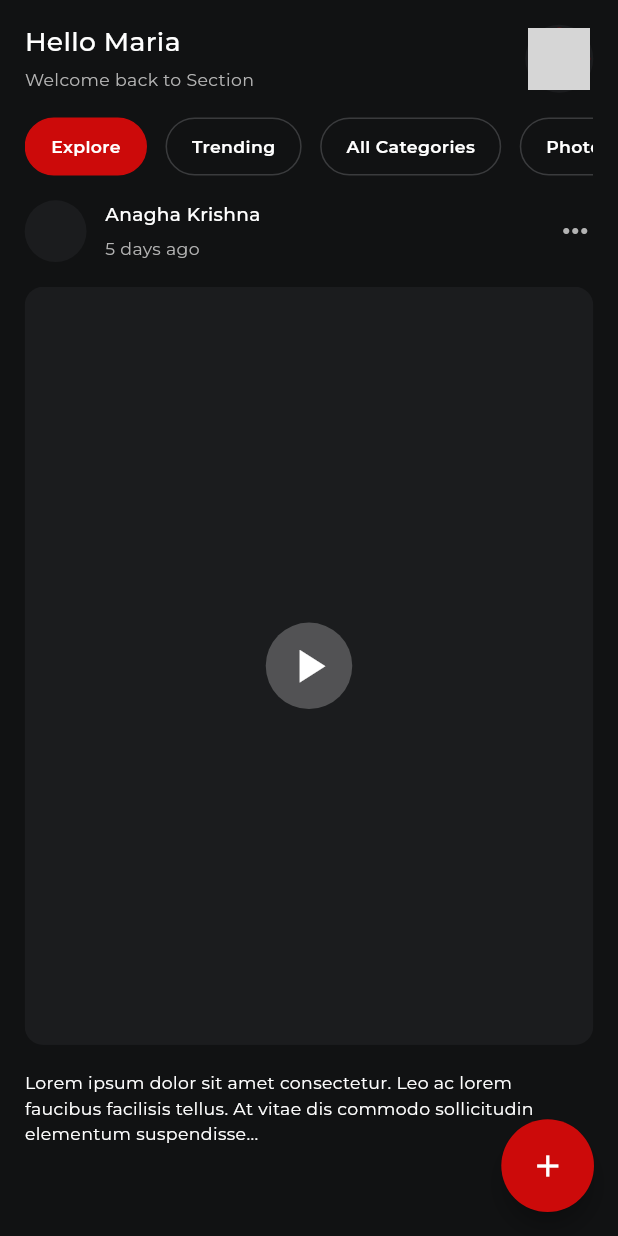
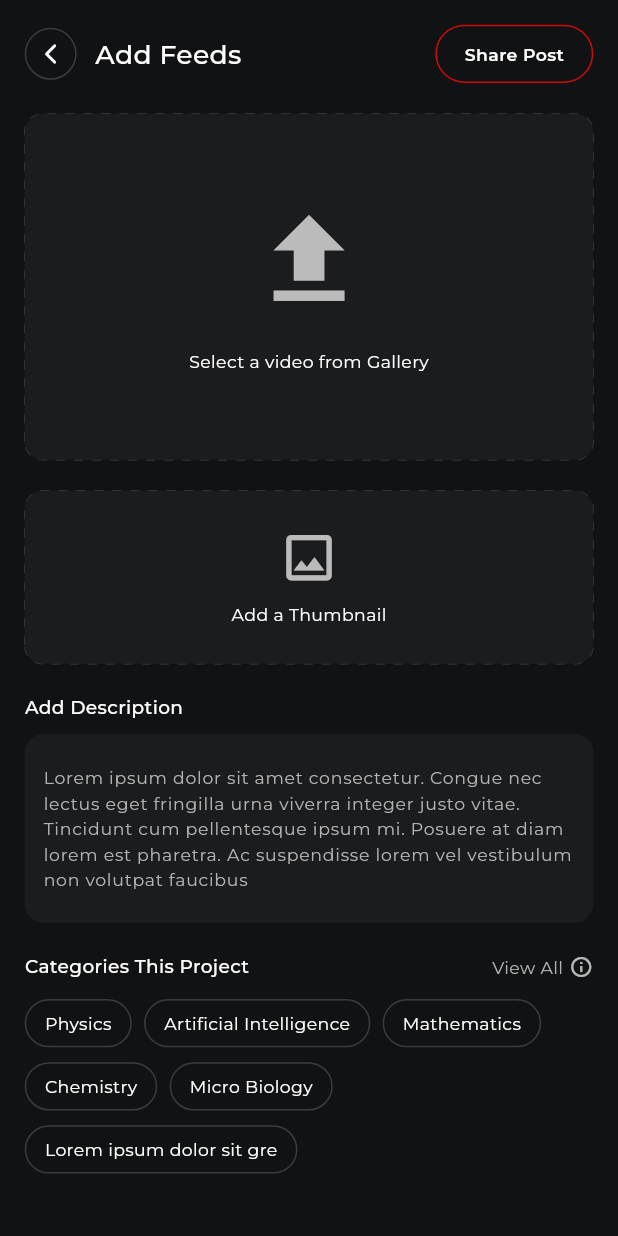
Before and after one commit to fathimathsafa/noviindus, a Flutter app: the screen it shows after launch, on a phone screen of 412 x 824 dp. Run offline on Flutter 3.47's test engine with Material 3 defaults, Android fonts, the phone set to English and light mode, and no system bars; our stand-ins replace google_fonts, image_picker; grey boxes are pictures that could not be loaded.

Commit message:
add video screen and my feed ui done

```diff
--- a/lib/main.dart
+++ b/lib/main.dart
@@ -1,5 +1,6 @@
 import 'package:flutter/material.dart';
 import 'package:noviindus/core/constant/color_constants.dart';
+import 'package:noviindus/presentation/add_video_screen/view/add_video_screen.dart';
 import 'package:noviindus/presentation/home_screen/view/home_screen.dart';
 import 'package:noviindus/presentation/login_screen/view/login_screen.dart';
 
@@ -26,7 +27,7 @@ class MyApp extends StatelessWidget {
         scaffoldBackgroundColor: ColorConstants.background,
         useMaterial3: true,
       ),
-      home: const HomeScreen(),
+      home: const AddVideoScreen(),
     );
   }
 }
--- a/lib/presentation/add_video_screen/view/add_video_screen.dart
+++ b/lib/presentation/add_video_screen/view/add_video_screen.dart
@@ -0,0 +1,122 @@
+import 'package:flutter/material.dart';
+import 'dart:io';
+import 'package:noviindus/core/constant/color_constants.dart';
+import 'package:noviindus/core/constant/size_constants.dart';
+import 'package:noviindus/presentation/add_video_screen/widgets/add_header.dart';
+import 'package:noviindus/presentation/add_video_screen/widgets/dashed_pick_box.dart';
+import 'package:noviindus/presentation/add_video_screen/widgets/description_section.dart';
+import 'package:noviindus/presentation/add_video_screen/widgets/categories_section.dart';
+import 'package:image_picker/image_picker.dart';
+
+class AddVideoScreen extends StatefulWidget {
+  const AddVideoScreen({super.key});
+
+  @override
+  State<AddVideoScreen> createState() => _AddVideoScreenState();
+}
+
+class _AddVideoScreenState extends State<AddVideoScreen> {
+  final ImagePicker _picker = ImagePicker();
+  XFile? _video;
+  XFile? _thumbnail;
+
+  Future<void> _pickVideo() async {
+    final XFile? file = await _picker.pickVideo(source: ImageSource.gallery, maxDuration: const Duration(minutes: 5));
+    if (file != null) {
+      setState(() => _video = file);
+    }
+  }
+
+  Future<void> _pickThumbnail() async {
+    final XFile? file = await _picker.pickImage(source: ImageSource.gallery);
+    if (file != null) {
+      setState(() => _thumbnail = file);
+    }
+  }
+
+  @override
+  Widget build(BuildContext context) {
+    SizeConstants.init(context);
+
+    return Scaffold(
+      backgroundColor: ColorConstants.background,
+      body: SafeArea(
+        child: ListView(
+          padding: EdgeInsets.symmetric(
+            horizontal: SizeConstants.width(4),
+            vertical: SizeConstants.height(2),
+          ),
+          children: [
+            AddHeader(onShare: () {
+              // TODO: handle submit
+            }),
+            SizedBox(height: SizeConstants.height(2.5)),
+            _video == null
+                ? DashedPickBox(
+                    icon: Icons.upload,
+                    label: 'Select a video from Gallery',
+                    heightPercent: 28,
+                    onTap: _pickVideo,
+                  )
+                : _PickedPreview(path: _video!.path, heightPercent: 28, isVideo: true),
+            SizedBox(height: SizeConstants.height(2.5)),
+            _thumbnail == null
+                ? DashedPickBox(
+                    icon: Icons.image_outlined,
+                    label: 'Add a Thumbnail',
+                    heightPercent: 14,
+                    onTap: _pickThumbnail,
+                  )
+                : _PickedPreview(path: _thumbnail!.path, heightPercent: 14),
+            SizedBox(height: SizeConstants.height(2.5)),
+            DescriptionSection(
+              title: 'Add Description',
+              hint:
+                  'Lorem ipsum dolor sit amet consectetur. Congue nec lectus eget fringilla urna viverra integer justo vitae. Tincidunt cum pellentesque ipsum mi. Posuere at diam lorem est pharetra. Ac suspendisse lorem vel vestibulum non volutpat faucibus',
+            ),
+            SizedBox(height: SizeConstants.height(2.5)),
+            const CategoriesSection(),
+            SizedBox(height: SizeConstants.height(4)),
+            SizedBox(height: SizeConstants.height(2)),
+          ],
+        ),
+      ),
+    );
+  }
+}
+
+class _PickedPreview extends StatelessWidget {
+  const _PickedPreview({required this.path, required this.heightPercent, this.isVideo = false});
+
+  final String path;
+  final double heightPercent;
+  final bool isVideo;
+
+  @override
+  Widget build(BuildContext context) {
+    return Container(
+      height: SizeConstants.height(heightPercent),
+      decoration: BoxDecoration(
+        color: ColorConstants.surface,
+        borderRadius: BorderRadius.circular(SizeConstants.width(3)),
+        border: Border.all(color: ColorConstants.stroke),
+      ),
+      clipBehavior: Clip.antiAlias,
+      child: Stack(
+        fit: StackFit.expand,
+        children: [
+          Image.file(File(path), fit: BoxFit.cover),
+          if (isVideo)
+            Center(
+              child: Container(
+                height: SizeConstants.height(7),
+                width: SizeConstants.height(7),
+                decoration: const BoxDecoration(shape: BoxShape.circle, color: Colors.white24),
+                child: Icon(Icons.play_arrow, color: Colors.white, size: SizeConstants.height(4.5)),
+              ),
+            ),
+        ],
+      ),
+    );
+  }
+}
--- /dev/null
+++ b/lib/presentation/add_video_screen/widgets/add_header.dart
@@ -0,0 +1,50 @@
+import 'package:flutter/material.dart';
+import 'package:noviindus/core/constant/size_constants.dart';
+import 'package:noviindus/core/constant/text_style_constants.dart';
+import 'package:noviindus/core/constant/color_constants.dart';
+
+class AddHeader extends StatelessWidget {
+  const AddHeader({super.key, this.onShare});
+
+  final VoidCallback? onShare;
+
+  @override
+  Widget build(BuildContext context) {
+    return Row(
+      children: [
+        Container(
+          height: SizeConstants.height(4.2),
+          width: SizeConstants.height(4.2),
+          decoration: BoxDecoration(
+            shape: BoxShape.circle,
+            border: Border.all(color: ColorConstants.stroke),
+          ),
+          child: const Icon(Icons.arrow_back_ios_new_rounded, size: 16, color: Colors.white),
+        ),
+        SizedBox(width: SizeConstants.width(3)),
+        Expanded(child: Text('Add Feeds', style: TextStyleConstants.headingXL(context))),
+        GestureDetector(
+          onTap: onShare,
+          child: Container(
+            padding: EdgeInsets.symmetric(
+              horizontal: SizeConstants.width(4.5),
+              vertical: SizeConstants.height(1.2),
+            ),
+            decoration: BoxDecoration(
+              color: Colors.transparent,
+              border: Border.all(color: ColorConstants.primary),
+              borderRadius: BorderRadius.circular(SizeConstants.height(3)),
+            ),
+            child: Text(
+              'Share Post',
+              style: TextStyleConstants.bodyM(context).copyWith(
+                color: ColorConstants.onPrimary,
+                fontWeight: FontWeight.w600,
+              ),
+            ),
+          ),
+        ),
+      ],
+    );
+  }
+}
--- /dev/null
+++ b/lib/presentation/add_video_screen/widgets/categories_section.dart
@@ -0,0 +1,80 @@
+import 'package:flutter/material.dart';
+import 'package:noviindus/core/constant/size_constants.dart';
+import 'package:noviindus/core/constant/text_style_constants.dart';
+import 'package:noviindus/core/constant/color_constants.dart';
+
+class CategoriesSection extends StatefulWidget {
+  const CategoriesSection({super.key});
+
+  @override
+  State<CategoriesSection> createState() => _CategoriesSectionState();
+}
+
+class _CategoriesSectionState extends State<CategoriesSection> {
+  final Set<String> _selected = <String>{};
+
+  @override
+  Widget build(BuildContext context) {
+    final categories = [
+      'Physics',
+      'Artificial Intelligence',
+      'Mathematics',
+      'Chemistry',
+      'Micro Biology',
+      'Lorem ipsum dolor sit gre',
+    ];
+
+    return Column(
+      crossAxisAlignment: CrossAxisAlignment.start,
+      children: [
+        Row(
+          children: [
+            Expanded(
+              child: Text('Categories This Project', style: TextStyleConstants.input(context)),
+            ),
+            Text('View All', style: TextStyleConstants.bodyM(context)),
+            SizedBox(width: SizeConstants.width(1)),
+            const Icon(Icons.info_outline, size: 16, color: Colors.white70),
+          ],
+        ),
+        SizedBox(height: SizeConstants.height(1.5)),
+        Wrap(
+          spacing: SizeConstants.width(2),
+          runSpacing: SizeConstants.height(1.2),
+          children: [
+            for (final c in categories)
+              GestureDetector(
+                onTap: () {
+                  setState(() {
+                    if (_selected.contains(c)) {
+                      _selected.remove(c);
+                    } else {
+                      _selected.add(c);
+                    }
+                  });
+                },
+                child: Container(
+                  padding: EdgeInsets.symmetric(
+                    horizontal: SizeConstants.width(3),
+                    vertical: SizeConstants.height(0.8),
+                  ),
+                  decoration: BoxDecoration(
+                    color: _selected.contains(c) ? ColorConstants.primary.withOpacity(0.15) : Colors.transparent,
+                    borderRadius: BorderRadius.circular(SizeConstants.width(5)),
+                    border: Border.all(color: _selected.contains(c) ? ColorConstants.primary : ColorConstants.stroke),
+                  ),
+                  child: Text(
+                    c,
+                    style: TextStyleConstants.bodyM(context).copyWith(
+                      color: ColorConstants.textPrimary,
+                      fontWeight: _selected.contains(c) ? FontWeight.w600 : FontWeight.w400,
+                    ),
+                  ),
+                ),
+              ),
+          ],
+        ),
+      ],
+    );
+  }
+}
--- /dev/null
+++ b/lib/presentation/add_video_screen/widgets/dashed_pick_box.dart
@@ -0,0 +1,114 @@
+import 'package:flutter/material.dart';
+import 'package:noviindus/core/constant/size_constants.dart';
+import 'package:noviindus/core/constant/text_style_constants.dart';
+import 'package:noviindus/core/constant/color_constants.dart';
+
+class DashedPickBox extends StatelessWidget {
+  const DashedPickBox({
+    super.key,
+    required this.icon,
+    required this.label,
+    required this.onTap,
+    this.heightPercent = 20,
+  });
+
+  final IconData icon;
+  final String label;
+  final VoidCallback onTap;
+  final double heightPercent; // percentage of screen height
+
+  @override
+  Widget build(BuildContext context) {
+    final double h = SizeConstants.height(heightPercent);
+    final radius = SizeConstants.width(3);
+
+    return InkWell(
+      onTap: onTap,
+      borderRadius: BorderRadius.circular(radius),
+      child: CustomPaint(
+        painter: _DashedRRectPainter(
+          color: ColorConstants.stroke,
+          dashWidth: 6,
+          dashGap: 6,
+          strokeWidth: 1,
+          radius: radius,
+        ),
+        child: Container(
+          height: h,
+          decoration: BoxDecoration(
+            color: ColorConstants.surface,
+            borderRadius: BorderRadius.circular(radius),
+          ),
+          alignment: Alignment.center,
+          child: FittedBox(
+            fit: BoxFit.scaleDown,
+            child: Column(
+              mainAxisAlignment: MainAxisAlignment.center,
+              children: [
+                Icon(
+                  icon,
+                  color: Colors.white70,
+                  size: h * 0.35,
+                ),
+                SizedBox(height: h * 0.08),
+                Text(
+                  label,
+                  style: TextStyleConstants.bodyM(context).copyWith(
+                    color: ColorConstants.textPrimary,
+                  ),
+                  maxLines: 1,
+                  overflow: TextOverflow.ellipsis,
+                ),
+              ],
+            ),
+          ),
+        ),
+      ),
+    );
+  }
+}
+
+class _DashedRRectPainter extends CustomPainter {
+  _DashedRRectPainter({
+    required this.color,
+    required this.dashWidth,
+    required this.dashGap,
+    required this.strokeWidth,
+    required this.radius,
+  });
+
+  final Color color;
+  final double dashWidth;
+  final double dashGap;
+  final double strokeWidth;
+  final double radius;
+
+  @override
+  void paint(Canvas canvas, Size size) {
+    final rect = RRect.fromRectAndRadius(
+      Rect.fromLTWH(0, 0, size.width, size.height),
+      Radius.circular(radius),
+    );
+
+    final paint = Paint()
+      ..color = color
+      ..style = PaintingStyle.stroke
+      ..strokeWidth = strokeWidth;
+
+    final Path path = Path()..addRRect(rect);
+    final metrics = path.computeMetrics();
+
+    for (final metric in metrics) {
+      double distance = 0.0;
+      while (distance < metric.length) {
+        final double next = distance + dashWidth;
+        final Path extractPath = metric.extractPath(distance, next);
+        canvas.drawPath(extractPath, paint);
+        distance = next + dashGap;
+      }
+    }
+  }
+
+  @override
+  bool shouldRepaint(covariant CustomPainter oldDelegate) => false;
+}
--- /dev/null
+++ b/lib/presentation/add_video_screen/widgets/description_section.dart
@@ -0,0 +1,40 @@
+import 'package:flutter/material.dart';
+import 'package:noviindus/core/constant/size_constants.dart';
+import 'package:noviindus/core/constant/text_style_constants.dart';
+import 'package:noviindus/core/constant/color_constants.dart';
+
+class DescriptionSection extends StatelessWidget {
+  const DescriptionSection({super.key, required this.title, required this.hint});
+
+  final String title;
+  final String hint;
+
+  @override
+  Widget build(BuildContext context) {
+    final double radius = SizeConstants.width(3);
+    return Column(
+      crossAxisAlignment: CrossAxisAlignment.start,
+      children: [
+        Text(title, style: TextStyleConstants.input(context)),
+        SizedBox(height: SizeConstants.height(1)),
+        Container(
+          padding: EdgeInsets.all(SizeConstants.width(3)),
+          decoration: BoxDecoration(
+            color: ColorConstants.surface,
+            borderRadius: BorderRadius.circular(radius),
+          ),
+          child: TextField(
+            maxLines: 6,
+            minLines: 4,
+            style: TextStyleConstants.bodyM(context).copyWith(color: ColorConstants.textPrimary),
+            decoration: InputDecoration(
+              hintText: hint,
+              hintStyle: TextStyleConstants.bodyM(context),
+              border: InputBorder.none,
+            ),
+          ),
+        ),
+      ],
+    );
+  }
+}
--- a/pubspec.yaml
+++ b/pubspec.yaml
@@ -30,6 +30,7 @@ environment:
 dependencies:
   flutter:
     sdk: flutter
+  image_picker: ^1.1.2
 
   # The following adds the Cupertino Icons font to your application.
   # Use with the CupertinoIcons class for iOS style icons.
```
Also changed, not shown: lib/presentation/my_feed_screen/view/my_feed_screen.dart (added, +48 -0 lines), lib/presentation/my_feed_screen/widgets/feed_post.dart (added, +102 -0 lines), lib/presentation/my_feed_screen/widgets/header.dart (added, +29 -0 lines), lib/presentation/my_feed_screen/controller/my_feed_controller.dart (added), pubspec.lock, 8 other files.
